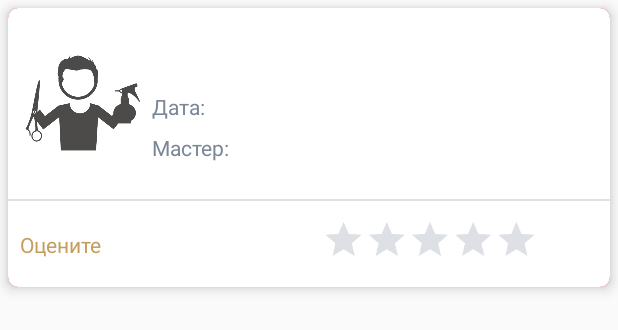
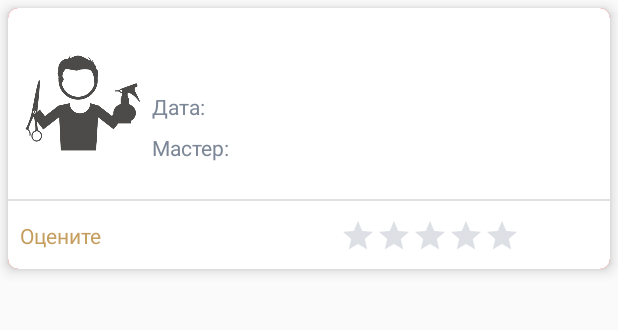
Before and after one commit to AnastasiaKhoruzhenko/BarbershopApp, an Android app: the layout cardview_visiting.xml on its own in the app's theme, with its tools: preview values and no code run, on a phone screen of 412 x 824 dp. Shown: the top 330 px of the screen. Run offline under Robolectric (Android 15) with nearby library versions, the phone set to English and light mode, and no system bars; Roboto replaces fonts that are not available here.

Commit message:
colors in set stars

```diff
--- a/app/src/main/java/com/coursework/barbershopapp/User/ui/myVisitings/TabVisitingFragment.java
+++ b/app/src/main/java/com/coursework/barbershopapp/User/ui/myVisitings/TabVisitingFragment.java
@@ -148,7 +148,7 @@ public class TabVisitingFragment extends Fragment {
 
         if(title == 1)
         {
-            new ItemTouchHelper(new ItemTouchHelper.SimpleCallback(0, ItemTouchHelper.RIGHT|ItemTouchHelper.LEFT) {
+            new ItemTouchHelper(new ItemTouchHelper.SimpleCallback(0, ItemTouchHelper.RIGHT) {
                 @Override
                 public boolean onMove(@NonNull RecyclerView recyclerView, @NonNull RecyclerView.ViewHolder viewHolder, @NonNull RecyclerView.ViewHolder target) {
                     return false;
--- a/app/src/main/res/layout/alert_set_stars.xml
+++ b/app/src/main/res/layout/alert_set_stars.xml
@@ -41,6 +41,7 @@
         android:layout_marginTop="24dp"
         android:numStars="5"
         android:progressTint="@color/colorBrown"
+        android:progressBackgroundTint="@color/colorGrey"
         android:stepSize="1"
         app:layout_constraintEnd_toEndOf="parent"
         app:layout_constraintStart_toStartOf="parent"
@@ -60,6 +61,7 @@
         android:hint="@string/comment_hint"
         android:inputType="textMultiLine|textNoSuggestions"
         android:lines="5"
+        android:theme="@style/OutlinedColor"
         android:textColor="@color/colorBrown"
         android:singleLine="false"
         app:layout_constraintBottom_toBottomOf="parent"
--- a/app/src/main/res/layout/cardview_visiting.xml
+++ b/app/src/main/res/layout/cardview_visiting.xml
@@ -154,12 +154,14 @@
         <RatingBar
             android:id="@+id/ratingBar"
             android:layout_width="wrap_content"
-            android:layout_height="wrap_content"
+            android:layout_height="45dp"
             style="?android:attr/ratingBarStyle"
+            android:progressTint="@color/colorBrown"
             android:numStars="5"
-            android:scaleX="0.6"
-            android:scaleY="0.6"
+            android:scaleX="0.5"
+            android:scaleY="0.5"
             android:stepSize="1"
+            android:visibility="visible"
             app:layout_constraintBottom_toBottomOf="parent"
             app:layout_constraintEnd_toEndOf="parent"
             app:layout_constraintTop_toBottomOf="@+id/divider3" />
```
Also changed, not shown: app/src/main/java/com/coursework/barbershopapp/User/ui/myVisitings/RecyclerViewMyVisitingAdapter.java (+10 -7 lines), 1 other file.
